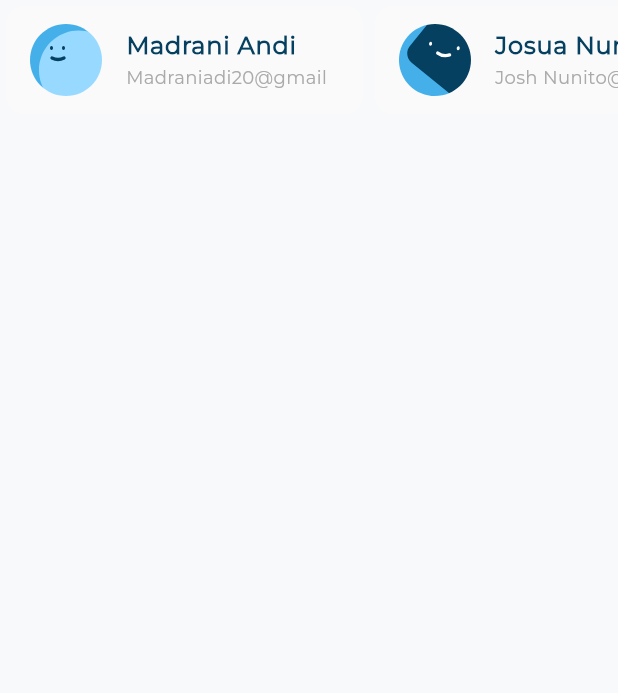
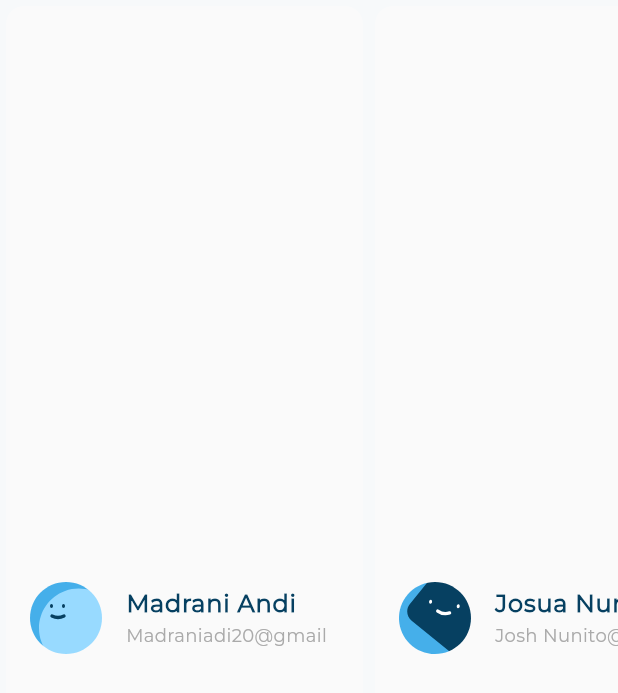
Before and after one commit to Nidhal-Khazene/Invoicing-Dashboard, a Flutter app: the LatestTransectionListView widget shown alone on an empty page, opened directly, on a phone screen of 412 x 824 dp. Shown: the top 693 px of the screen. Run offline on Flutter 3.47's test engine with Material 3 defaults, Android fonts, the phone set to English and light mode, and no system bars; our stand-ins replace flutter_svg.

Commit message:
replace listview with row in latest transection list view

```diff
--- a/lib/widgets/latest_transection_list_view.dart
+++ b/lib/widgets/latest_transection_list_view.dart
@@ -22,22 +22,37 @@ class LatestTransectionListView extends StatelessWidget {
       title: "Madrani Andi",
       subtitle: "Madraniadi20@gmail",
     ),
+    UserInfoModel(
+      image: Images.iconsAvatar3,
+      title: "Josua Nunito",
+      subtitle: "Josh Nunito@gmail.com",
+    ),
   ];
 
   @override
   Widget build(BuildContext context) {
-    return SizedBox(
-      height: 80,
-      child: ListView.builder(
-        padding: EdgeInsets.zero,
-        scrollDirection: Axis.horizontal,
-        itemCount: items.length,
-        itemBuilder: (context, index) {
-          return IntrinsicWidth(
-            child: UserInfoListTile(userInfoModel: items[index]),
-          );
-        },
+    return SingleChildScrollView(
+      scrollDirection: Axis.horizontal,
+      child: Row(
+        children: items
+            .map(
+              (e) => IntrinsicWidth(child: UserInfoListTile(userInfoModel: e)),
+            )
+            .toList(),
       ),
     );
+    // return SizedBox(
+    //   height: 80,
+    //   child: ListView.builder(
+    //     padding: EdgeInsets.zero,
+    //     scrollDirection: Axis.horizontal,
+    //     itemCount: items.length,
+    //     itemBuilder: (context, index) {
+    //       return IntrinsicWidth(
+    //         child: UserInfoListTile(userInfoModel: items[index]),
+    //       );
+    //     },
+    //   ),
+    // );
   }
 }
```
